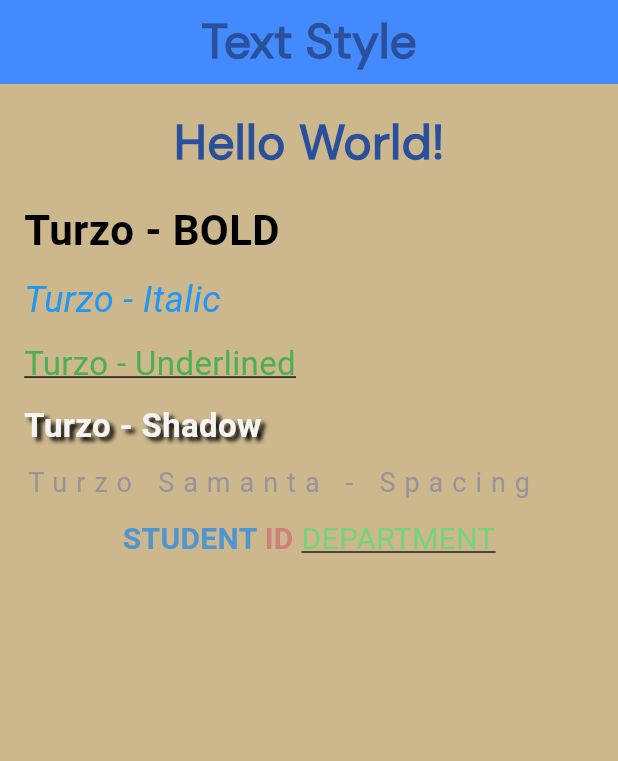
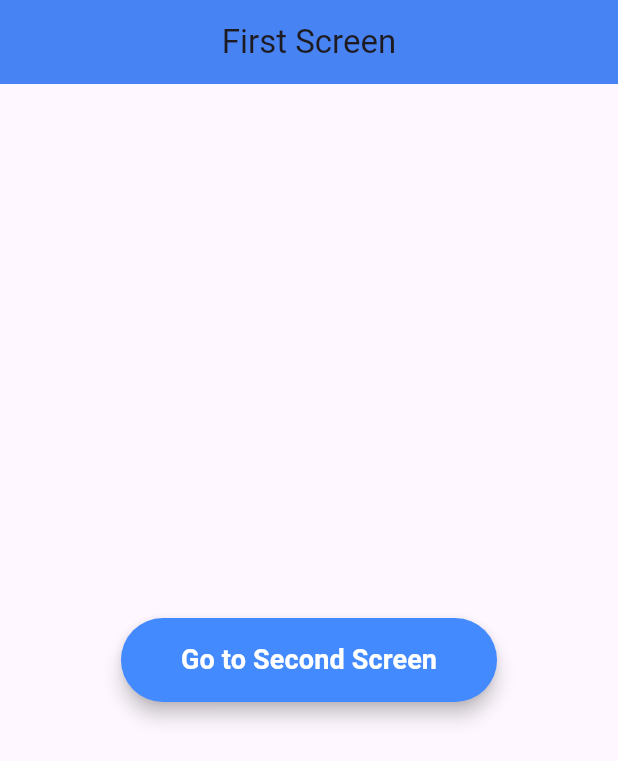
Before and after one commit to turzo1061/tracker_sheet_problems-solved, a Flutter app: the screen it shows after launch, on a phone screen of 412 x 824 dp. Shown: the top 761 px of the screen. Run offline on Flutter 3.47's test engine with Material 3 defaults, Android fonts, the light colour scheme and no system bars.

Commit message:
Problem5

```diff
--- a/tracker_sheet_problems-ec3a87df2a65eda53dead0899a1bc8a41b5bae18/lib/main.dart
+++ b/tracker_sheet_problems-ec3a87df2a65eda53dead0899a1bc8a41b5bae18/lib/main.dart
@@ -1,160 +1,103 @@
 import 'package:flutter/material.dart';
 
 void main() {
-  runApp(const TrackerSheet());
+  runApp(const NavigationApp());
 }
 
-class TrackerSheet extends StatelessWidget {
-  const TrackerSheet({super.key});
+class NavigationApp extends StatelessWidget {
+  const NavigationApp({super.key});
 
   @override
   Widget build(BuildContext context) {
     return MaterialApp(
       debugShowCheckedModeBanner: false,
-      home: const HomeScreen(),
+      theme: ThemeData(
+        // Remove the headline6 and primary from ThemeData
+        appBarTheme: const AppBarTheme(
+          centerTitle: true,
+          backgroundColor: Colors.blueAccent,
+          elevation: 8,
+        ),
+      ),
+      home: const FirstScreen(),
     );
   }
 }
 
-class HomeScreen extends StatelessWidget {
-  const HomeScreen({super.key});
+class FirstScreen extends StatelessWidget {
+  const FirstScreen({super.key});
 
   @override
   Widget build(BuildContext context) {
     return Scaffold(
-      backgroundColor: const Color.fromARGB(255, 205, 184, 141),
-      appBar: AppBar(
-        title: const Center(
-          child: Text(
-            'Text Style',
-            style: TextStyle(
-              fontSize: 32,
-              fontWeight: FontWeight.bold,
-              color: Color.fromARGB(255, 43, 80, 155),
-              fontFamily: 'DMSans',
+      appBar: AppBar(title: const Text('First Screen')),
+      body: Center(
+        child: Padding(
+          padding: const EdgeInsets.all(16.0),
+          child: ElevatedButton(
+            onPressed: () {
+              Navigator.push(
+                context,
+                MaterialPageRoute(builder: (context) => const SecondScreen()),
+              );
+            },
+            style: ElevatedButton.styleFrom(
+              backgroundColor:
+                  Colors.blueAccent, // Correctly use backgroundColor
+              padding: const EdgeInsets.symmetric(horizontal: 40, vertical: 15),
+              shape: RoundedRectangleBorder(
+                borderRadius: BorderRadius.circular(30),
+              ),
+              elevation: 5,
+            ),
+            child: const Text(
+              'Go to Second Screen',
+              style: TextStyle(
+                fontSize: 18,
+                fontWeight: FontWeight.bold,
+                color: Colors.white,
+              ),
             ),
           ),
-        ),
-        backgroundColor: Colors.blueAccent,
-      ),
-      body: Padding(
-        padding: const EdgeInsets.all(16.0),
-        child: Column(
-          crossAxisAlignment: CrossAxisAlignment.start,
-          children: [
-            Center(
-              child: Container(
-                margin: const EdgeInsets.only(bottom: 15),
-                child: const Text(
-                  'Hello World!',
-                  style: TextStyle(
-                    fontSize: 32,
-                    fontWeight: FontWeight.bold,
-                    color: Color.fromARGB(255, 43, 80, 155),
-                    fontFamily: 'DMSans',
-                  ),
-                ),
-              ),
-            ),
-            Container(
-              margin: const EdgeInsets.only(bottom: 10),
-              child: const Text(
-                'Turzo - BOLD',
-                style: TextStyle(
-                  fontSize: 28,
-                  fontWeight: FontWeight.bold,
-                  color: Colors.black,
-                ),
-              ),
-            ),
-            Container(
-              margin: const EdgeInsets.only(bottom: 10),
-              child: const Text(
-                'Turzo - Italic',
-                style: TextStyle(
-                  fontSize: 24,
-                  fontStyle: FontStyle.italic,
-                  color: Colors.blue,
-                ),
-              ),
-            ),
-            Container(
-              margin: const EdgeInsets.only(bottom: 10),
-              child: const Text(
-                'Turzo - Underlined',
-                style: TextStyle(
-                  fontSize: 22,
-                  decoration: TextDecoration.underline,
-                  color: Colors.green,
-                ),
-              ),
-            ),
-            Container(
-              margin: const EdgeInsets.only(bottom: 10),
-              child: Text(
-                'Turzo - Shadow',
-                style: TextStyle(
-                  fontSize: 22,
-                  fontWeight: FontWeight.bold,
-                  color: const Color.fromARGB(255, 245, 244, 242),
-                  shadows: [
-                    Shadow(
-                      color: Colors.black,
-                      offset: Offset(3, 3),
-                      blurRadius: 3,
-                    ),
-                  ],
-                ),
-              ),
-            ),
-            Container(
-              margin: const EdgeInsets.only(bottom: 10),
-              child: Text(
-                'Turzo Samanta - Spacing',
-                style: TextStyle(
-                  fontSize: 18,
-                  letterSpacing: 6.0,
-                  wordSpacing: 1.0,
-                  color: const Color.fromARGB(255, 151, 147, 153),
-                ),
-              ),
-            ),
-            Container(
-              margin: const EdgeInsets.only(bottom: 10),
-              child: Row(
-                mainAxisAlignment: MainAxisAlignment.center,
-                children: const [
-                  Text(
-                    'STUDENT ',
-                    style: TextStyle(
-                      fontSize: 20,
-                      fontWeight: FontWeight.bold,
-                      color: Color.fromARGB(255, 80, 149, 206),
-                    ),
-                  ),
-                  Text(
-                    'ID ',
-                    style: TextStyle(
-                      fontSize: 20,
-                      fontWeight: FontWeight.bold,
-                      fontStyle: FontStyle.normal,
-                      color: Color.fromARGB(255, 206, 128, 123),
-                    ),
-                  ),
-                  Text(
-                    'DEPARTMENT',
-                    style: TextStyle(
-                      fontSize: 20,
-                      decoration: TextDecoration.underline,
-                      color: Color.fromARGB(255, 117, 212, 121),
-                    ),
-                  ),
-                ],
-              ),
-            ),
-          ],
         ),
       ),
     );
   }
 }
+
+class SecondScreen extends StatelessWidget {
+  const SecondScreen({super.key});
+
+  @override
+  Widget build(BuildContext context) {
+    return Scaffold(
+      appBar: AppBar(title: const Text('Second Screen')),
+      body: Center(
+        child: Padding(
+          padding: const EdgeInsets.all(16.0),
+          child: ElevatedButton(
+            onPressed: () {
+              Navigator.pop(context);
+            },
+            style: ElevatedButton.styleFrom(
+              backgroundColor: Colors.orange, // Correctly use backgroundColor
+              padding: const EdgeInsets.symmetric(horizontal: 40, vertical: 15),
+              shape: RoundedRectangleBorder(
+                borderRadius: BorderRadius.circular(30),
+              ),
+              elevation: 5,
+            ),
+            child: const Text(
+              'Back to First Screen',
+              style: TextStyle(
+                fontSize: 18,
+                fontWeight: FontWeight.bold,
+                color: Colors.white,
+              ),
+            ),
+          ),
+        ),
+      ),
+    );
+  }
+}
```
